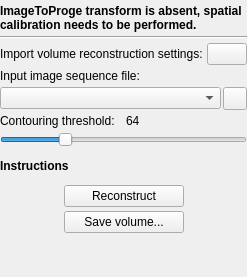
Before: the Qt Designer form PlusApp/fCal/Toolboxes/QVolumeReconstructionToolbox.ui in PlusToolkit/PlusApp, drawn with Qt 5.
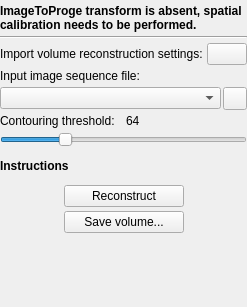
After: the same form once the commit is applied. Icons and pictures are not drawn.

The edit to the form file:
```diff
--- a/PlusApp/fCal/Toolboxes/QVolumeReconstructionToolbox.ui
+++ b/PlusApp/fCal/Toolboxes/QVolumeReconstructionToolbox.ui
@@ -2,6 +2,14 @@
 <ui version="4.0">
  <class>VolumeReconstructionToolbox</class>
  <widget class="QWidget" name="VolumeReconstructionToolbox">
+  <property name="geometry">
+   <rect>
+    <x>0</x>
+    <y>0</y>
+    <width>236</width>
+    <height>307</height>
+   </rect>
+  </property>
   <property name="windowTitle">
    <string>Volume reconstruction</string>
   </property>
```
Left out of the diff: 8 changed lines with no effect on the pictures.
